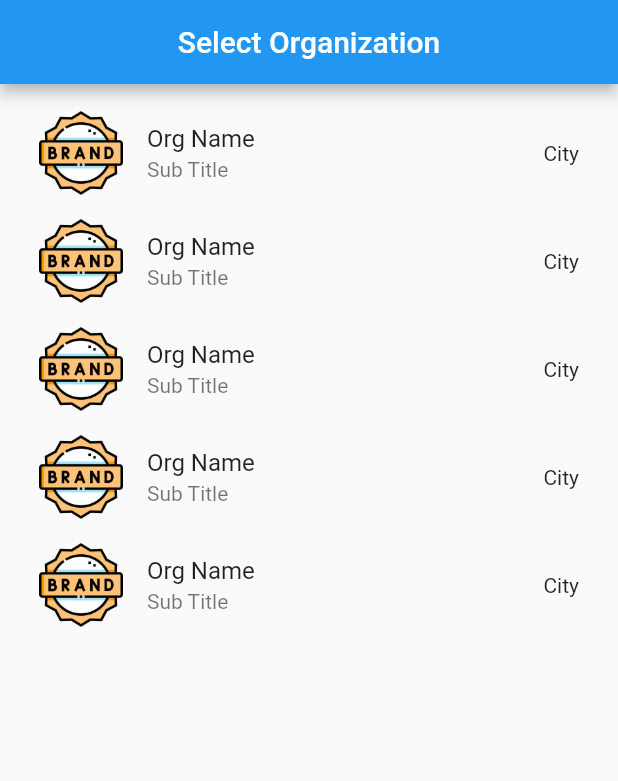
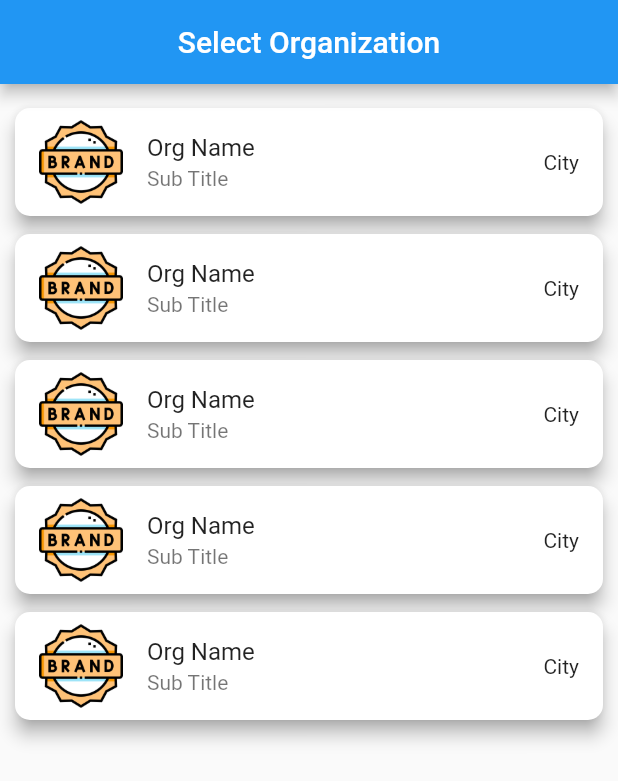
Before and after one commit to ArerehRaj/Wizards_At_Work_App, a Flutter app: the screen it shows after launch, on a phone screen of 412 x 824 dp. Shown: the top 781 px of the screen. Run offline on Flutter 3.47's test engine with Material 2 defaults, Android fonts, the phone set to English and light mode, and no system bars; our stand-ins replace firebase_auth, firebase_core; accounts and stored records are empty.

Commit message:
Designed the UI for org cards for selection ootions

```diff
--- a/lib/widgets/organization_card.dart
+++ b/lib/widgets/organization_card.dart
@@ -5,7 +5,15 @@ class OrganizationCard extends StatelessWidget {
 
   @override
   Widget build(BuildContext context) {
-    return ListTile(
+    return Card(
+      margin: const EdgeInsets.symmetric(vertical: 6,),
+      // shape: Border(left: BorderSide(color: Colors.blue.shade300, width: 5),),
+      shape: RoundedRectangleBorder(
+        borderRadius: BorderRadius.circular(10.0),
+      ),
+      elevation: 5.0,
+      shadowColor: Colors.grey,
+      child: ListTile(
         leading: SizedBox(child: Image.asset(
                 'assets/images/brand-image.png',
                 fit: BoxFit.cover,
@@ -14,6 +22,7 @@ class OrganizationCard extends StatelessWidget {
         title: const Text('Org Name'),
         trailing: const Text('City'),
         subtitle: const Text('Sub Title'),
+        ),
     );
   }
 }
```
Lines whose indentation alone changed are shown as unchanged.
